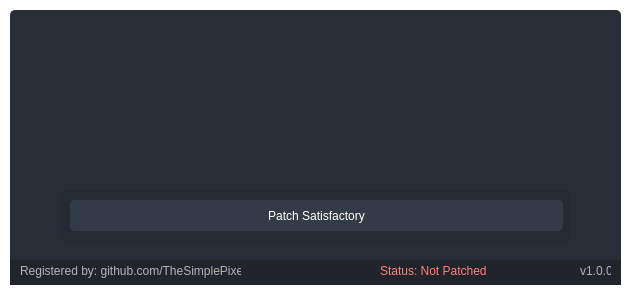
Before: the Qt Designer form ui/main.ui in TheSimplePixel/satisifactory_client_configurator, drawn with Qt 5.
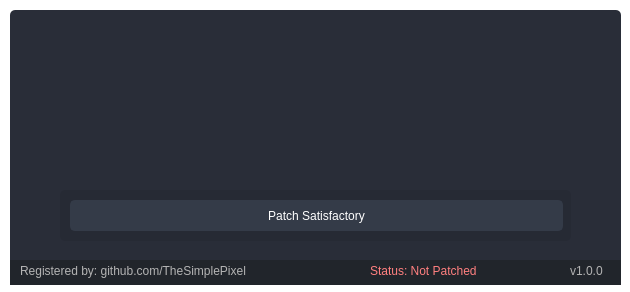
After: the same form once the commit is applied.

Diff of the .ui file:
```diff
--- a/ui/main.ui
+++ b/ui/main.ui
@@ -353,7 +353,7 @@
       <rect>
        <x>10</x>
        <y>0</y>
-       <width>221</width>
+       <width>321</width>
        <height>21</height>
       </rect>
      </property>
@@ -372,7 +372,7 @@
     <widget class="QLabel" name="status">
      <property name="geometry">
       <rect>
-       <x>370</x>
+       <x>360</x>
        <y>0</y>
        <width>161</width>
        <height>21</height>
@@ -393,9 +393,9 @@
     <widget class="QLabel" name="version">
      <property name="geometry">
       <rect>
-       <x>570</x>
+       <x>560</x>
        <y>0</y>
-       <width>31</width>
+       <width>41</width>
        <height>21</height>
       </rect>
      </property>
```
Left out of the diff: 9 changed lines with no effect on the pictures.
